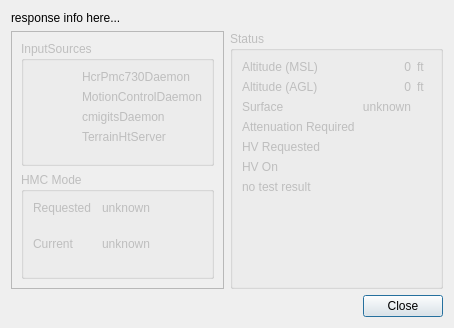
First picture: the form in src/hcrgui/HcrMonitorDetails.ui, repository NCAR/HCR_instrument, before the edit.
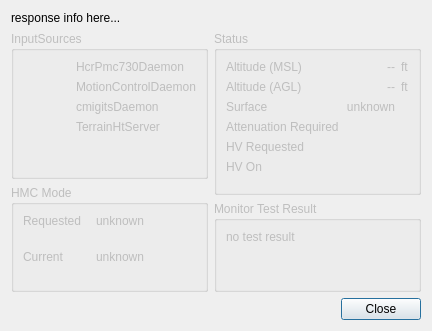
Second picture: the form after the edit. Icons and pictures are not drawn.

Commit message: Restructured the HcrMonitorDetails widget a bit, and fixed a problem in updateStatus().

The edit to the form file:
```diff
--- a/src/hcrgui/HcrMonitorDetails.ui
+++ b/src/hcrgui/HcrMonitorDetails.ui
@@ -6,8 +6,8 @@
    <rect>
     <x>0</x>
     <y>0</y>
-    <width>454</width>
-    <height>328</height>
+    <width>432</width>
+    <height>331</height>
    </rect>
   </property>
   <property name="windowTitle">
@@ -28,10 +28,16 @@
     </widget>
    </item>
    <item row="1" column="1" colspan="2">
-    <widget class="QFrame" name="statusFrame">
+    <widget class="QFrame" name="contentFrame">
      <property name="enabled">
       <bool>false</bool>
      </property>
+     <property name="sizePolicy">
+      <sizepolicy hsizetype="Preferred" vsizetype="Preferred">
+       <horstretch>0</horstretch>
+       <verstretch>0</verstretch>
+      </sizepolicy>
+     </property>
      <property name="frameShape">
       <enum>QFrame::NoFrame</enum>
      </property>
@@ -43,33 +49,29 @@
        <number>0</number>
       </property>
       <item>
-       <widget class="QFrame" name="frame">
+       <widget class="QFrame" name="leftFrame">
         <property name="frameShape">
-         <enum>QFrame::StyledPanel</enum>
+         <enum>QFrame::NoFrame</enum>
         </property>
         <property name="frameShadow">
          <enum>QFrame::Raised</enum>
         </property>
         <layout class="QVBoxLayout" name="verticalLayout">
+         <property name="margin">
+          <number>0</number>
+         </property>
          <item>
           <widget class="QGroupBox" name="inputSourcesBox">
+           <property name="sizePolicy">
+            <sizepolicy hsizetype="Preferred" vsizetype="MinimumExpanding">
+             <horstretch>0</horstretch>
+             <verstretch>0</verstretch>
+            </sizepolicy>
+           </property>
            <property name="title">
             <string>InputSources</string>
            </property>
            <layout class="QGridLayout" name="gridLayout_3">
-            <item row="6" column="1">
-             <spacer name="verticalSpacer">
-              <property name="orientation">
-               <enum>Qt::Vertical</enum>
-              </property>
-              <property name="sizeHint" stdset="0">
-               <size>
-                <width>20</width>
-                <height>0</height>
-               </size>
-              </property>
-             </spacer>
-            </item>
             <item row="4" column="0">
              <widget class="QLabel" name="cmigitsIcon">
               <property name="sizePolicy">
@@ -150,6 +152,22 @@
               </property>
              </widget>
             </item>
+            <item row="6" column="1">
+             <spacer name="verticalSpacer">
+              <property name="orientation">
+               <enum>Qt::Vertical</enum>
+              </property>
+              <property name="sizeType">
+               <enum>QSizePolicy::MinimumExpanding</enum>
+              </property>
+              <property name="sizeHint" stdset="0">
+               <size>
+                <width>20</width>
+                <height>0</height>
+               </size>
+              </property>
+             </spacer>
+            </item>
            </layout>
           </widget>
          </item>
@@ -224,7 +242,25 @@
        </widget>
       </item>
       <item>
+       <widget class="QFrame" name="rightFrame">
+        <property name="frameShape">
+         <enum>QFrame::NoFrame</enum>
+        </property>
+        <property name="frameShadow">
+         <enum>QFrame::Raised</enum>
+        </property>
+        <layout class="QVBoxLayout" name="verticalLayout_3">
+         <property name="margin">
+          <number>0</number>
+         </property>
+         <item>
        <widget class="QGroupBox" name="statusBox">
+           <property name="sizePolicy">
+            <sizepolicy hsizetype="Preferred" vsizetype="Preferred">
+             <horstretch>0</horstretch>
+             <verstretch>0</verstretch>
+            </sizepolicy>
+           </property>
         <property name="title">
          <string>Status</string>
         </property>
@@ -252,7 +288,7 @@
             </size>
            </property>
            <property name="text">
-            <string>0</string>
+               <string>--</string>
            </property>
            <property name="alignment">
             <set>Qt::AlignRight|Qt::AlignTrailing|Qt::AlignVCenter</set>
@@ -264,6 +300,9 @@
            <property name="orientation">
             <enum>Qt::Vertical</enum>
            </property>
+              <property name="sizeType">
+               <enum>QSizePolicy::MinimumExpanding</enum>
+              </property>
            <property name="sizeHint" stdset="0">
             <size>
              <width>20</width>
@@ -272,28 +311,6 @@
            </property>
           </spacer>
          </item>
-         <item row="9" column="0" colspan="3">
-          <widget class="QLabel" name="testStatusText">
-           <property name="minimumSize">
-            <size>
-             <width>0</width>
-             <height>50</height>
-            </size>
-           </property>
-           <property name="text">
-            <string>no test result</string>
-           </property>
-           <property name="textFormat">
-            <enum>Qt::AutoText</enum>
-           </property>
-           <property name="alignment">
-            <set>Qt::AlignJustify|Qt::AlignTop</set>
-           </property>
-           <property name="wordWrap">
-            <bool>true</bool>
-           </property>
-          </widget>
-         </item>
          <item row="4" column="0">
           <widget class="QLabel" name="hvRequestedLabel">
            <property name="text">
@@ -301,6 +318,42 @@
            </property>
           </widget>
          </item>
+            <item row="4" column="1">
+             <widget class="QLabel" name="hvRequestedIcon">
+              <property name="text">
+               <string/>
+              </property>
+              <property name="pixmap">
+               <pixmap resource="HcrGuiMainWindow.qrc">:/greenLED_off.png</pixmap>
+              </property>
+              <property name="alignment">
+               <set>Qt::AlignRight|Qt::AlignTrailing|Qt::AlignVCenter</set>
+              </property>
+             </widget>
+            </item>
+            <item row="3" column="0">
+             <widget class="QLabel" name="attenuationRequiredLabel">
+              <property name="text">
+               <string>Attenuation Required</string>
+              </property>
+             </widget>
+            </item>
+            <item row="0" column="1">
+             <widget class="QLabel" name="altitudeMslValue">
+              <property name="minimumSize">
+               <size>
+                <width>50</width>
+                <height>0</height>
+               </size>
+              </property>
+              <property name="text">
+               <string>--</string>
+              </property>
+              <property name="alignment">
+               <set>Qt::AlignRight|Qt::AlignTrailing|Qt::AlignVCenter</set>
+              </property>
+             </widget>
+            </item>
          <item row="2" column="0">
           <widget class="QLabel" name="surfaceLabel">
            <property name="text">
@@ -371,40 +424,38 @@
            </property>
           </widget>
          </item>
-         <item row="4" column="1">
-          <widget class="QLabel" name="hvRequestedIcon">
-           <property name="text">
-            <string/>
-           </property>
-           <property name="pixmap">
-            <pixmap resource="HcrGuiMainWindow.qrc">:/greenLED_off.png</pixmap>
-           </property>
-           <property name="alignment">
-            <set>Qt::AlignRight|Qt::AlignTrailing|Qt::AlignVCenter</set>
-           </property>
+           </layout>
           </widget>
          </item>
-         <item row="3" column="0">
-          <widget class="QLabel" name="attenuationRequiredLabel">
-           <property name="text">
-            <string>Attenuation Required</string>
+         <item>
+          <widget class="QGroupBox" name="testResultBox">
+           <property name="title">
+            <string>Monitor Test Result</string>
            </property>
-          </widget>
-         </item>
-         <item row="0" column="1">
-          <widget class="QLabel" name="altitudeMslValue">
+           <layout class="QVBoxLayout" name="verticalLayout_2">
+            <item>
+             <widget class="QLabel" name="testResultText">
            <property name="minimumSize">
             <size>
-             <width>50</width>
-             <height>0</height>
+                <width>0</width>
+                <height>50</height>
             </size>
            </property>
            <property name="text">
-            <string>0</string>
+               <string>no test result</string>
+              </property>
+              <property name="textFormat">
+               <enum>Qt::AutoText</enum>
            </property>
            <property name="alignment">
-            <set>Qt::AlignRight|Qt::AlignTrailing|Qt::AlignVCenter</set>
-           </property>
+               <set>Qt::AlignLeading|Qt::AlignLeft|Qt::AlignTop</set>
+              </property>
+              <property name="wordWrap">
+               <bool>true</bool>
+              </property>
+             </widget>
+            </item>
+           </layout>
           </widget>
          </item>
         </layout>
```
Lines whose indentation alone changed are shown as unchanged. The commit also changes 1 other file.
